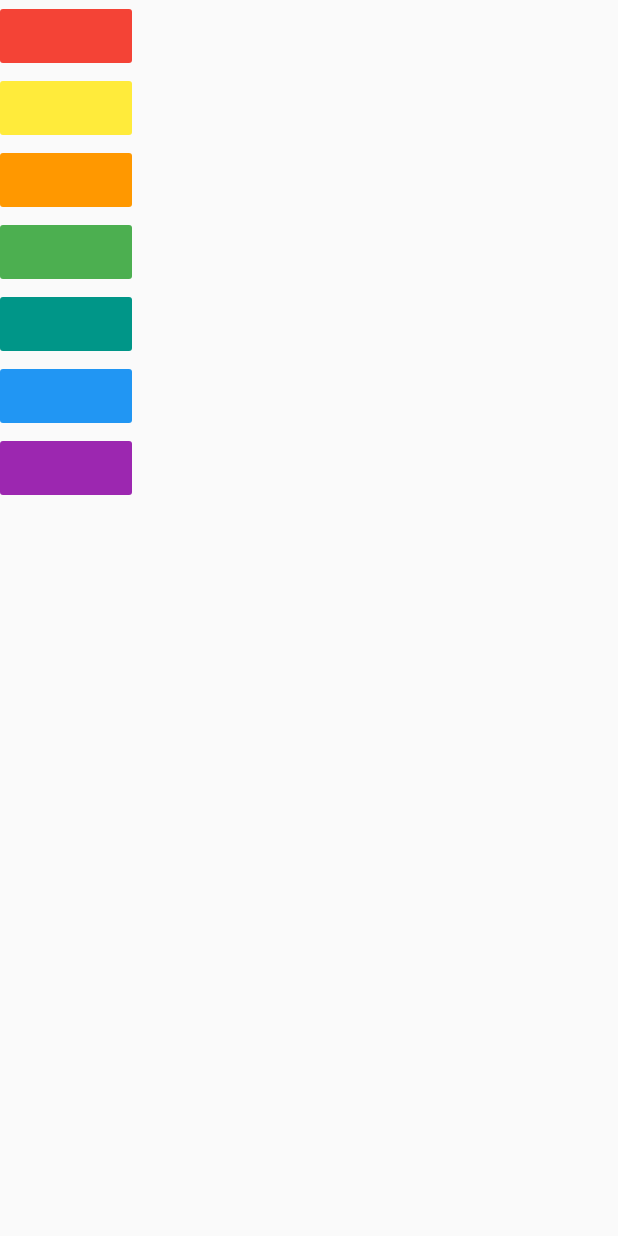
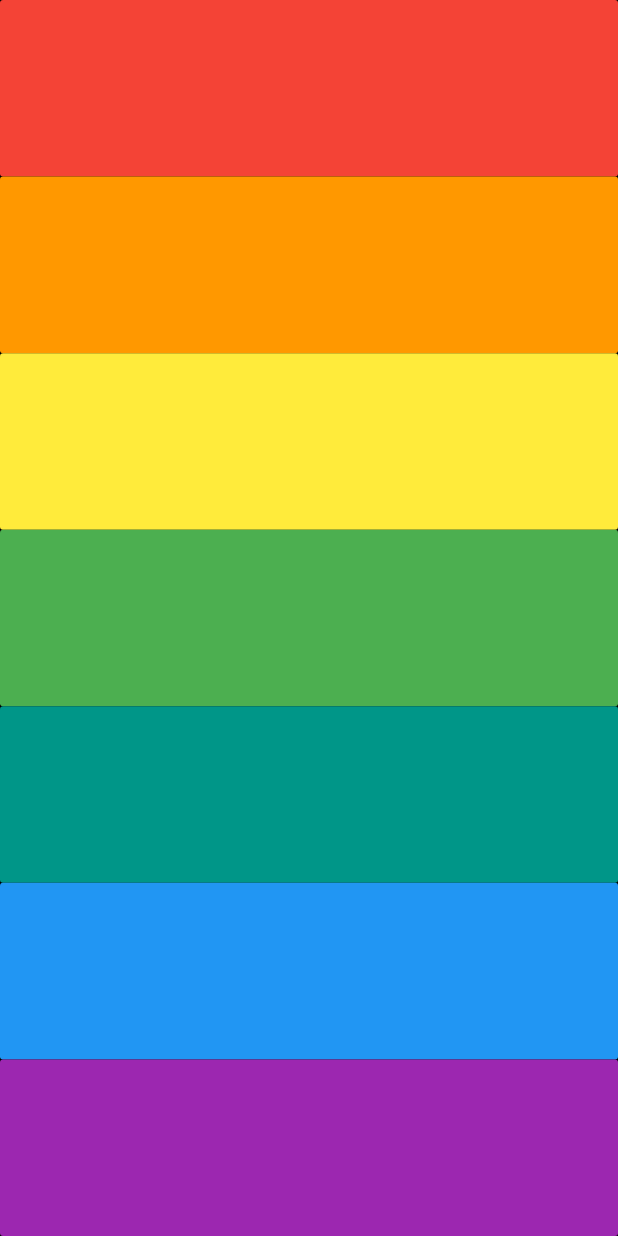
Before and after one commit to ashishdock/xylophone_flutter, a Flutter app: the screen it shows after launch, on a phone screen of 412 x 824 dp. Run offline on Flutter 3.47's test engine with Material 2 defaults, Android fonts, the phone set to English and light mode, and no system bars; our stand-ins replace audioplayers.

```diff
--- a/lib/main.dart
+++ b/lib/main.dart
@@ -4,60 +4,49 @@ import 'package:audioplayers/audio_cache.dart';
 void main() => runApp(XylophoneApp());
 
 class XylophoneApp extends StatelessWidget {
+  //PROPERTIES
+  var colorsArray = [
+    Colors.red,
+    Colors.orange,
+    Colors.yellow,
+    Colors.green,
+    Colors.teal,
+    Colors.blue,
+    Colors.purple,
+  ];
+
   void playSound(int soundNumber) {
     final player = AudioCache();
     player.play('note$soundNumber.wav');
+  }
+
+  Expanded buildKey(int key, Color colour) {
+    return Expanded(
+      child: FlatButton(
+        color: colour,
+        onPressed: () {
+          playSound(key);
+        },
+      ),
+    );
   }
 
   @override
   Widget build(BuildContext context) {
     return MaterialApp(
       home: Scaffold(
+        backgroundColor: Colors.black,
         body: SafeArea(
           child: Column(
+            crossAxisAlignment: CrossAxisAlignment.stretch,
             children: <Widget>[
-              FlatButton(
-                color: Colors.red,
-                onPressed: () {
-                  playSound(1);
-                },
-              ),
-              FlatButton(
-                color: Colors.yellow,
-                onPressed: () {
-                  playSound(2);
-                },
-              ),
-              FlatButton(
-                color: Colors.orange,
-                onPressed: () {
-                  playSound(3);
-                },
-              ),
-              FlatButton(
-                color: Colors.green,
-                onPressed: () {
-                  playSound(4);
-                },
-              ),
-              FlatButton(
-                color: Colors.teal,
-                onPressed: () {
-                  playSound(5);
-                },
-              ),
-              FlatButton(
-                color: Colors.blue,
-                onPressed: () {
-                  playSound(6);
-                },
-              ),
-              FlatButton(
-                color: Colors.purple,
-                onPressed: () {
-                  playSound(7);
-                },
-              ),
+              buildKey(1, Colors.red),
+              buildKey(2, Colors.orange),
+              buildKey(3, Colors.yellow),
+              buildKey(4, Colors.green),
+              buildKey(5, Colors.teal),
+              buildKey(6, Colors.blue),
+              buildKey(7, Colors.purple),
             ],
           ),
         ),
```
